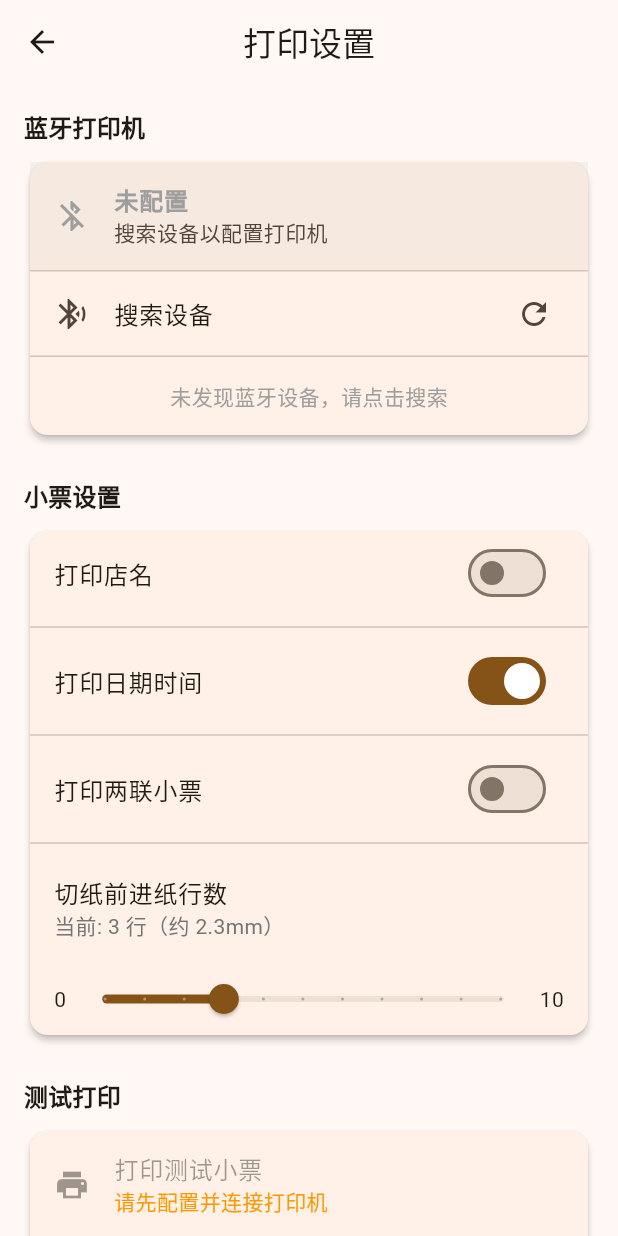
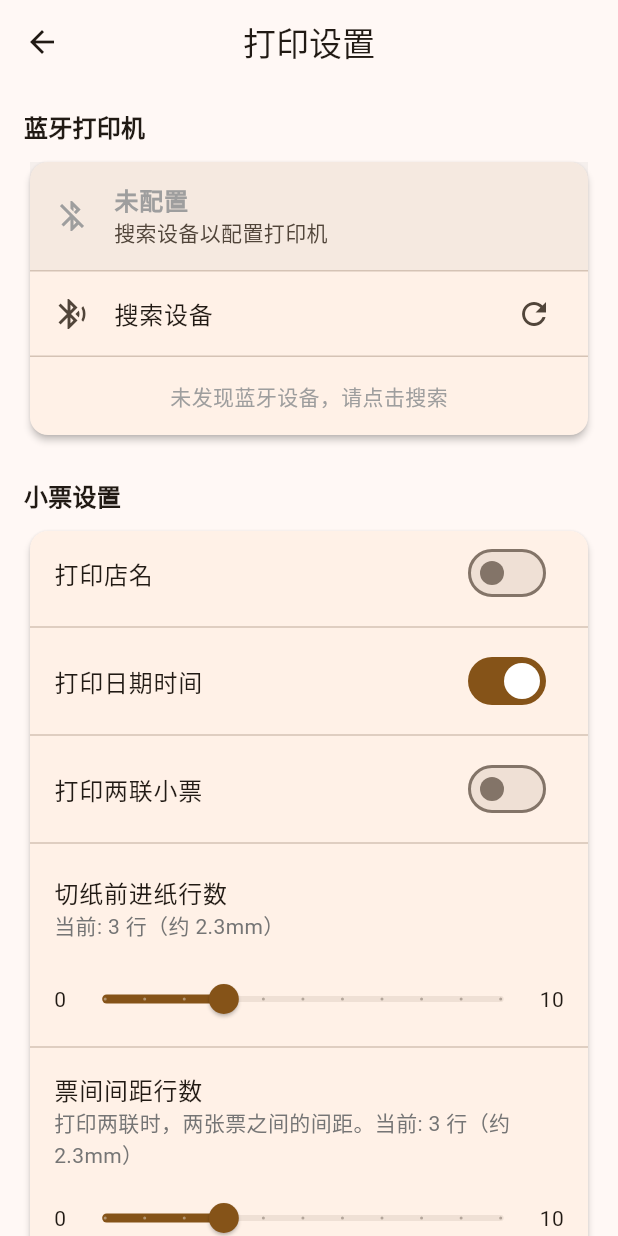
Before and after one commit to wintermorn1ng/receipt-printing, a Flutter app: the PrinterSettingsScreen screen opened directly, after a tap on "打印店名", on a phone screen of 412 x 824 dp. Run offline on Flutter 3.47's test engine with Material 3 defaults, Android fonts, the phone set to English and light mode, and no system bars; our stand-ins replace image_picker, shared_preferences, sqflite; missing offline and left inert: bluetooth_print_plus, charset_converter; accounts and stored records are empty.

Commit message:
fix: add gap in two ticket

```diff
--- a/lib/models/printer_config.dart
+++ b/lib/models/printer_config.dart
@@ -36,6 +36,10 @@ class PrinterConfig {
   /// 58mm纸一般设 3~5 行，约 3~5mm
   final int printGapLines;
 
+  /// 打印两联时，两张票之间的间距行数
+  /// 58mm纸一般设 3~5 行，约 3~5mm
+  final int printTicketGapLines;
+
   const PrinterConfig({
     this.deviceAddress,
     this.deviceName,
@@ -47,6 +51,7 @@ class PrinterConfig {
     this.customerPrinterAddress,
     this.kitchenPrinterAddress,
     this.printGapLines = 3,
+    this.printTicketGapLines = 3,
   });
 
   /// 默认配置
@@ -65,6 +70,7 @@ class PrinterConfig {
       customerPrinterAddress: json['customer_printer_address'] as String?,
       kitchenPrinterAddress: json['kitchen_printer_address'] as String?,
       printGapLines: json['print_gap_lines'] as int? ?? 3,
+      printTicketGapLines: json['print_ticket_gap_lines'] as int? ?? 3,
     );
   }
 
@@ -81,6 +87,7 @@ class PrinterConfig {
       'customer_printer_address': customerPrinterAddress,
       'kitchen_printer_address': kitchenPrinterAddress,
       'print_gap_lines': printGapLines,
+      'print_ticket_gap_lines': printTicketGapLines,
     };
   }
 
@@ -98,6 +105,7 @@ class PrinterConfig {
     Value<String?>? customerPrinterAddress,
     Value<String?>? kitchenPrinterAddress,
     int? printGapLines,
+    int? printTicketGapLines,
   }) {
     return PrinterConfig(
       deviceAddress:
@@ -115,6 +123,7 @@ class PrinterConfig {
           ? kitchenPrinterAddress.value
           : this.kitchenPrinterAddress,
       printGapLines: printGapLines ?? this.printGapLines,
+      printTicketGapLines: printTicketGapLines ?? this.printTicketGapLines,
     );
   }
 
@@ -132,7 +141,8 @@ class PrinterConfig {
           dualPrinterMode == other.dualPrinterMode &&
           customerPrinterAddress == other.customerPrinterAddress &&
           kitchenPrinterAddress == other.kitchenPrinterAddress &&
-          printGapLines == other.printGapLines;
+          printGapLines == other.printGapLines &&
+          printTicketGapLines == other.printTicketGapLines;
 
   @override
   int get hashCode => Object.hash(
@@ -146,6 +156,7 @@ class PrinterConfig {
         customerPrinterAddress,
         kitchenPrinterAddress,
         printGapLines,
+        printTicketGapLines,
       );
 
   @override
@@ -156,7 +167,8 @@ class PrinterConfig {
         'dualPrinterMode: $dualPrinterMode, '
         'customerPrinterAddress: $customerPrinterAddress, '
         'kitchenPrinterAddress: $kitchenPrinterAddress, '
-        'printGapLines: $printGapLines)';
+        'printGapLines: $printGapLines, '
+        'printTicketGapLines: $printTicketGapLines)';
   }
 }
 
--- a/lib/screens/printer_settings_screen.dart
+++ b/lib/screens/printer_settings_screen.dart
@@ -367,6 +367,34 @@ class _PrinterSettingsScreenState extends State<PrinterSettingsScreen> {
               ],
             ),
           ),
+          const Divider(),
+          ListTile(
+            title: const Text('票间间距行数'),
+            subtitle: Text(
+              '打印两联时，两张票之间的间距。当前: ${provider.config.printTicketGapLines} 行（约 ${(provider.config.printTicketGapLines * 0.75).toStringAsFixed(1)}mm）',
+              style: TextStyle(color: Colors.grey[600]),
+            ),
+          ),
+          Padding(
+            padding: const EdgeInsets.symmetric(horizontal: 16),
+            child: Row(
+              children: [
+                const Text('0'),
+                Expanded(
+                  child: Slider(
+                    value: provider.config.printTicketGapLines.toDouble(),
+                    min: 0,
+                    max: 10,
+                    divisions: 10,
+                    label: '${provider.config.printTicketGapLines} 行',
+                    onChanged: (value) =>
+                        provider.updatePrintTicketGapLines(value.round()),
+                  ),
+                ),
+                const Text('10'),
+              ],
+            ),
+          ),
         ],
       ),
     );
--- a/lib/services/print_service.dart
+++ b/lib/services/print_service.dart
@@ -62,6 +62,7 @@ class PrintService {
       shopName: config.printShopName ? config.shopName : null,
       dateTime: config.printDateTime ? order.createdAt : null,
       gapLines: config.printGapLines,
+      ticketGapLines: config.printTicketGapLines,
     );
 
     await renderer.render(printData);
@@ -77,6 +78,7 @@ class PrintService {
       shopName: config.printShopName ? config.shopName : null,
       dateTime: config.printDateTime ? order.createdAt : null,
       gapLines: config.printGapLines,
+      ticketGapLines: config.printTicketGapLines,
     );
 
     await renderer.renderTwoCopies(printData);
--- a/lib/utils/print_renderer.dart
+++ b/lib/utils/print_renderer.dart
@@ -17,12 +17,16 @@ class PrintData {
   /// 切纸前进纸行数
   final int gapLines;
 
+  /// 两联打印时，两张票之间的间距行数
+  final int ticketGapLines;
+
   const PrintData({
     required this.ticketNumber,
     required this.dishName,
     this.shopName,
     this.dateTime,
     this.gapLines = 0,
+    this.ticketGapLines = 0,
   });
 
   @override
@@ -34,15 +38,16 @@ class PrintData {
           dishName == other.dishName &&
           shopName == other.shopName &&
           dateTime == other.dateTime &&
-          gapLines == other.gapLines;
+          gapLines == other.gapLines &&
+          ticketGapLines == other.ticketGapLines;
 
   @override
-  int get hashCode => Object.hash(ticketNumber, dishName, shopName, dateTime, gapLines);
+  int get hashCode => Object.hash(ticketNumber, dishName, shopName, dateTime, gapLines, ticketGapLines);
 
   @override
   String toString() {
     return 'PrintData(ticketNumber: $ticketNumber, dishName: $dishName, '
-        'shopName: $shopName, dateTime: $dateTime, gapLines: $gapLines)';
+        'shopName: $shopName, dateTime: $dateTime, gapLines: $gapLines, ticketGapLines: $ticketGapLines)';
   }
 }
 
```
Also changed, not shown: lib/providers/printer_provider.dart (+7 -0 lines), lib/utils/escpos_renderer.dart (+12 -0 lines).
